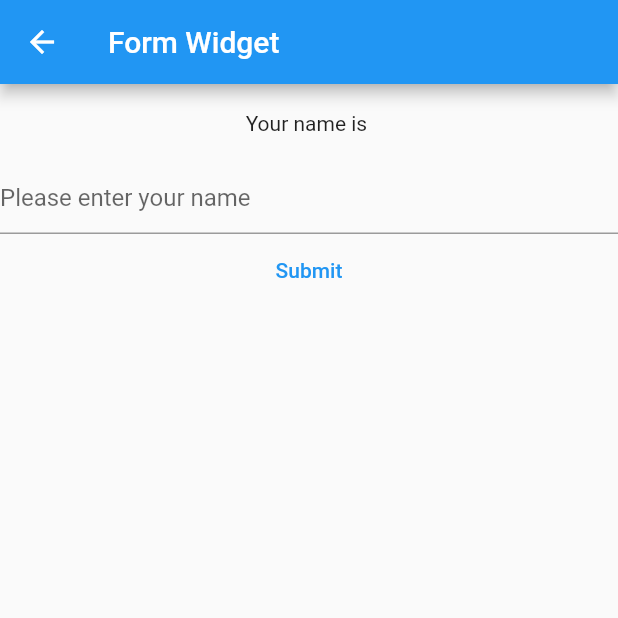
After one commit to adeputraprimasuhendri/formwidget, a Flutter app: the screen it shows after launch, after a tap on "Go To Form Widget", on a phone screen of 412 x 824 dp, the top half of it. The commit adds this screen. Run offline on Flutter 3.47's test engine with Material 2 defaults, Android fonts, the phone set to English and light mode, and no system bars.

Commit message:
first commit

```diff
--- /dev/null
+++ b/lib/form_screen.dart
@@ -0,0 +1,48 @@
+import 'package:flutter/material.dart';
+
+class FormScreen extends StatefulWidget {
+  static const String routes = 'FormScreen';
+  const FormScreen({Key? key}) : super(key: key);
+
+  @override
+  State<FormScreen> createState() => _FormScreenState();
+}
+
+class _FormScreenState extends State<FormScreen> {
+  final formKey = GlobalKey<FormState>();
+  final TextEditingController fullname = TextEditingController();
+  String yourname = '';
+
+  @override
+  Widget build(BuildContext context) {
+    return Scaffold(
+      appBar: AppBar(
+        title: const Text('Form Widget'),
+      ),
+      body: Form(
+        key: formKey,
+        child: Column(
+          children: [
+            Padding(
+              padding: const EdgeInsets.all(18.0),
+              child: Text("Your name is $yourname"),
+            ),
+            TextFormField(
+              controller: fullname,
+              decoration:
+                  const InputDecoration(hintText: 'Please enter your name'),
+            ),
+            TextButton(
+              onPressed: () {
+                setState(() {
+                  yourname = fullname.text;
+                });
+              },
+              child: const Text('Submit'),
+            ),
+          ],
+        ),
+      ),
+    );
+  }
+}
--- /dev/null
+++ b/lib/home_screen.dart
@@ -0,0 +1,31 @@
+import 'package:flutter/material.dart';
+import 'package:formwidget/form_screen.dart';
+
+class HomeScreen extends StatefulWidget {
+  static const String routes = 'HomeScreen';
+  const HomeScreen({Key? key}) : super(key: key);
+
+  @override
+  State<HomeScreen> createState() => _HomeScreenState();
+}
+
+class _HomeScreenState extends State<HomeScreen> {
+  @override
+  Widget build(BuildContext context) {
+    return Scaffold(
+      appBar: AppBar(
+        title: const Text('Welcome to Form Widget'),
+      ),
+      body: Center(
+        child: TextButton(
+          onPressed: () {
+            Navigator.push(context, MaterialPageRoute(builder: (context) {
+              return const FormScreen();
+            }));
+          },
+          child: const Text('Go To Form Widget'),
+        ),
+      ),
+    );
+  }
+}
--- a/lib/main.dart
+++ b/lib/main.dart
@@ -1,4 +1,7 @@
 import 'package:flutter/material.dart';
+import 'package:formwidget/form_screen.dart';
+
+import 'home_screen.dart';
 
 void main() {
   runApp(const MyApp());
@@ -10,57 +13,15 @@ class MyApp extends StatelessWidget {
   @override
   Widget build(BuildContext context) {
     return MaterialApp(
-      title: 'Flutter Form Widget',
+      title: 'Welcome to Form Widget',
       theme: ThemeData(
         primarySwatch: Colors.blue,
       ),
       home: const HomeScreen(),
+      routes: {
+        HomeScreen.routes: (context) => const HomeScreen(),
+        FormScreen.routes: (context) => const FormScreen(),
+      },
     );
   }
 }
-
-class HomeScreen extends StatefulWidget {
-  const HomeScreen({Key? key}) : super(key: key);
-
-  @override
-  State<HomeScreen> createState() => _HomeScreenState();
-}
-
-class _HomeScreenState extends State<HomeScreen> {
-  final formKey = GlobalKey<FormState>();
-  final TextEditingController fullname = TextEditingController();
-  String yourname = '';
-
-  @override
-  Widget build(BuildContext context) {
-    return Scaffold(
-      appBar: AppBar(
-        title: const Text('Form Widget'),
-      ),
-      body: Form(
-        key: formKey,
-        child: Column(
-          children: [
-            Padding(
-              padding: const EdgeInsets.all(18.0),
-              child: Text("Your name is $yourname"),
-            ),
-            TextFormField(
-              controller: fullname,
-              decoration:
-                  const InputDecoration(hintText: 'Please enter your name'),
-            ),
-            TextButton(
-              onPressed: () {
-                setState(() {
-                  yourname = fullname.text;
-                });
-              },
-              child: const Text('Submit'),
-            ),
-          ],
-        ),
-      ),
-    );
-  }
-}
```
